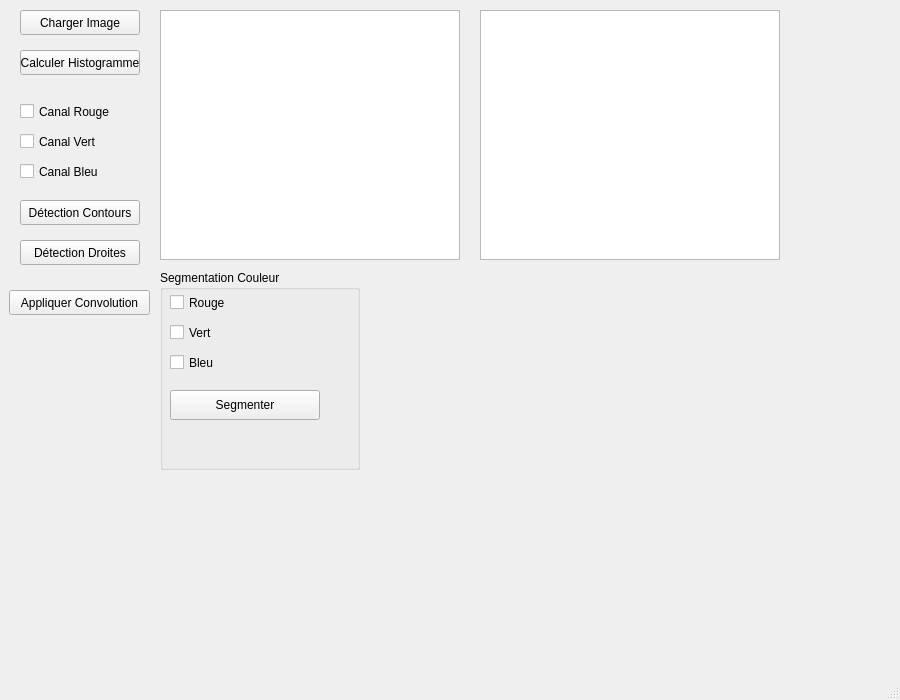
First picture: the form in Descripteurs/tessst/mainwindow.ui, repository TomAuclin/PROJETC_LMLTM, before the edit.
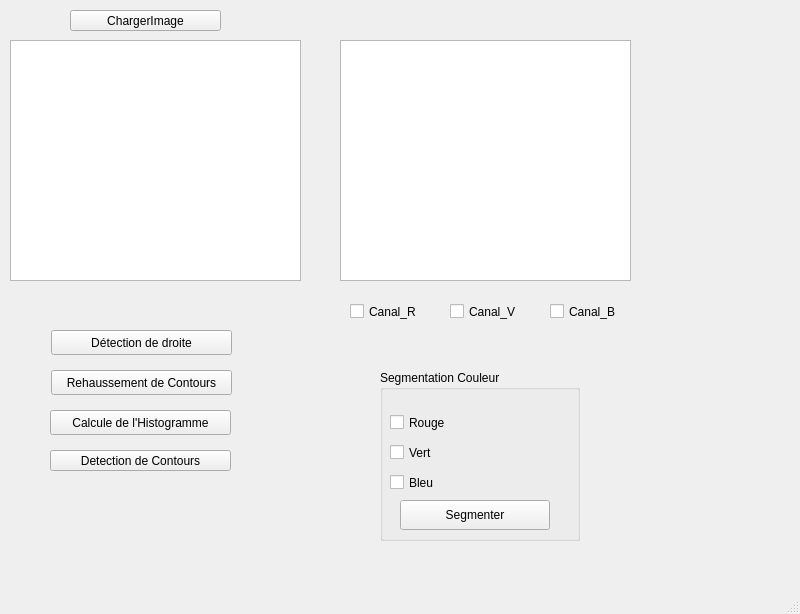
Second picture: the form after the edit.

Diff of the .ui file:
```diff
--- a/Descripteurs/tessst/mainwindow.ui
+++ b/Descripteurs/tessst/mainwindow.ui
@@ -6,8 +6,8 @@
    <rect>
     <x>0</x>
     <y>0</y>
-    <width>900</width>
-    <height>700</height>
+    <width>800</width>
+    <height>614</height>
    </rect>
   </property>
   <property name="windowTitle">
@@ -17,134 +17,134 @@
    <widget class="QPushButton" name="ChargerImage">
     <property name="geometry">
      <rect>
-      <x>20</x>
+      <x>70</x>
       <y>10</y>
-      <width>120</width>
-      <height>25</height>
+      <width>151</width>
+      <height>21</height>
      </rect>
     </property>
     <property name="text">
-     <string>Charger Image</string>
+     <string>ChargerImage</string>
+    </property>
+   </widget>
+   <widget class="QPushButton" name="DetectionContour">
+    <property name="geometry">
+     <rect>
+      <x>50</x>
+      <y>450</y>
+      <width>181</width>
+      <height>21</height>
+     </rect>
+    </property>
+    <property name="text">
+     <string>Detection de Contours</string>
     </property>
    </widget>
    <widget class="QGraphicsView" name="AfficherImage">
     <property name="geometry">
      <rect>
-      <x>160</x>
-      <y>10</y>
-      <width>300</width>
-      <height>250</height>
+      <x>10</x>
+      <y>40</y>
+      <width>291</width>
+      <height>241</height>
      </rect>
     </property>
    </widget>
    <widget class="QGraphicsView" name="AffichageResultat">
     <property name="geometry">
      <rect>
-      <x>480</x>
-      <y>10</y>
-      <width>300</width>
-      <height>250</height>
+      <x>340</x>
+      <y>40</y>
+      <width>291</width>
+      <height>241</height>
      </rect>
     </property>
    </widget>
+   <widget class="QPushButton" name="DetectionDroite">
+    <property name="geometry">
+     <rect>
+      <x>51</x>
+      <y>330</y>
+      <width>181</width>
+      <height>25</height>
+     </rect>
+    </property>
+    <property name="text">
+     <string>Détection de droite</string>
+    </property>
+   </widget>
+   <widget class="QPushButton" name="RehaussementContours">
+    <property name="geometry">
+     <rect>
+      <x>51</x>
+      <y>370</y>
+      <width>181</width>
+      <height>25</height>
+     </rect>
+    </property>
+    <property name="text">
+     <string>Rehaussement de Contours</string>
+    </property>
+   </widget>
    <widget class="QPushButton" name="CalculerHisto">
     <property name="geometry">
      <rect>
-      <x>20</x>
-      <y>50</y>
-      <width>120</width>
+      <x>50</x>
+      <y>410</y>
+      <width>181</width>
       <height>25</height>
      </rect>
     </property>
     <property name="text">
-     <string>Calculer Histogramme</string>
-    </property>
-   </widget>
-   <widget class="QCheckBox" name="Canal_R">
-    <property name="geometry">
-     <rect>
-      <x>20</x>
-      <y>100</y>
-      <width>100</width>
-      <height>23</height>
-     </rect>
-    </property>
-    <property name="text">
-     <string>Canal Rouge</string>
+     <string>Calcule de l'Histogramme</string>
     </property>
    </widget>
    <widget class="QCheckBox" name="Canal_V">
     <property name="geometry">
      <rect>
-      <x>20</x>
-      <y>130</y>
-      <width>100</width>
+      <x>450</x>
+      <y>300</y>
+      <width>82</width>
       <height>23</height>
      </rect>
     </property>
     <property name="text">
-     <string>Canal Vert</string>
+     <string>Canal_V</string>
+    </property>
+   </widget>
+   <widget class="QCheckBox" name="Canal_R">
+    <property name="geometry">
+     <rect>
+      <x>350</x>
+      <y>300</y>
+      <width>82</width>
+      <height>23</height>
+     </rect>
+    </property>
+    <property name="text">
+     <string>Canal_R</string>
     </property>
    </widget>
    <widget class="QCheckBox" name="Canal_B">
     <property name="geometry">
      <rect>
-      <x>20</x>
-      <y>160</y>
-      <width>100</width>
+      <x>550</x>
+      <y>300</y>
+      <width>82</width>
       <height>23</height>
      </rect>
     </property>
     <property name="text">
-     <string>Canal Bleu</string>
-    </property>
-   </widget>
-   <widget class="QPushButton" name="DetectionContour">
-    <property name="geometry">
-     <rect>
-      <x>20</x>
-      <y>200</y>
-      <width>120</width>
-      <height>25</height>
-     </rect>
-    </property>
-    <property name="text">
-     <string>Détection Contours</string>
-    </property>
-   </widget>
-   <widget class="QPushButton" name="DetectionDroite">
-    <property name="geometry">
-     <rect>
-      <x>20</x>
-      <y>240</y>
-      <width>120</width>
-      <height>25</height>
-     </rect>
-    </property>
-    <property name="text">
-     <string>Détection Droites</string>
-    </property>
-   </widget>
-   <widget class="QPushButton" name="AppliquerConvolution">
-    <property name="geometry">
-     <rect>
-      <x>9</x>
-      <y>290</y>
-      <width>141</width>
-      <height>25</height>
-     </rect>
-    </property>
-    <property name="text">
-     <string>Appliquer Convolution</string>
+     <string>Canal_B</string>
     </property>
    </widget>
    <widget class="QGroupBox" name="GroupeSegmentation">
     <property name="geometry">
      <rect>
-      <x>160</x>
-      <y>270</y>
+      <x>380</x>
+      <y>370</y>
       <width>200</width>
-      <height>200</height>
+      <height>171</height>
      </rect>
     </property>
     <property name="title">
@@ -154,7 +154,7 @@
      <property name="geometry">
       <rect>
        <x>10</x>
-       <y>20</y>
+       <y>40</y>
        <width>150</width>
        <height>25</height>
       </rect>
@@ -167,7 +167,7 @@
      <property name="geometry">
       <rect>
        <x>10</x>
-       <y>50</y>
+       <y>70</y>
        <width>150</width>
        <height>25</height>
       </rect>
@@ -180,7 +180,7 @@
      <property name="geometry">
       <rect>
        <x>10</x>
-       <y>80</y>
+       <y>100</y>
        <width>150</width>
        <height>25</height>
       </rect>
@@ -192,8 +192,8 @@
     <widget class="QPushButton" name="SegmenterCouleur">
      <property name="geometry">
       <rect>
-       <x>10</x>
-       <y>120</y>
+       <x>20</x>
+       <y>130</y>
        <width>150</width>
        <height>30</height>
       </rect>
```
Left out of the diff: 4 changed lines with no effect on the pictures.
